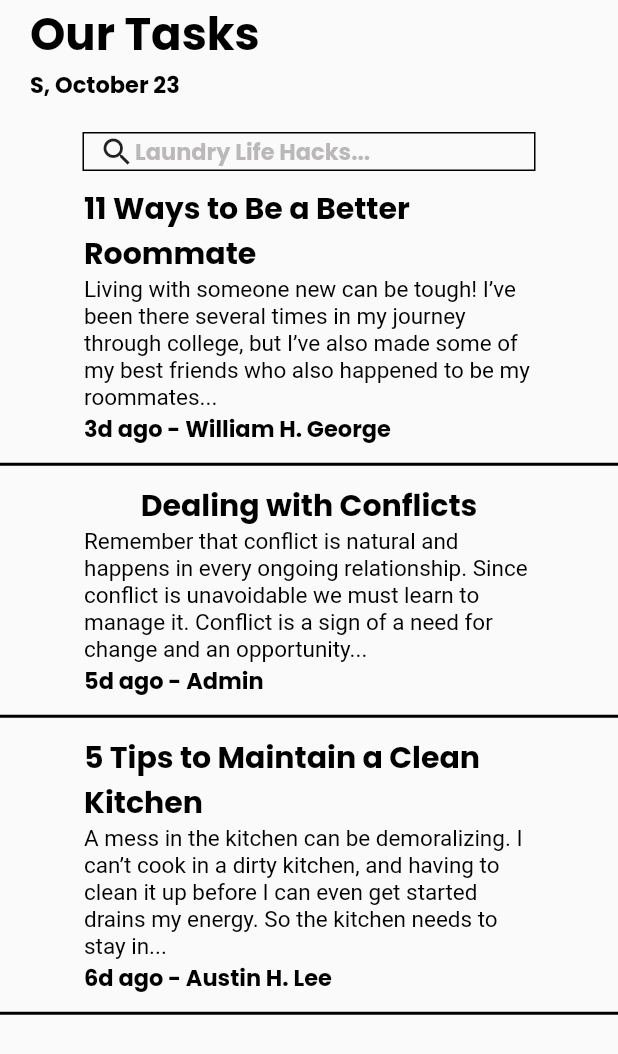
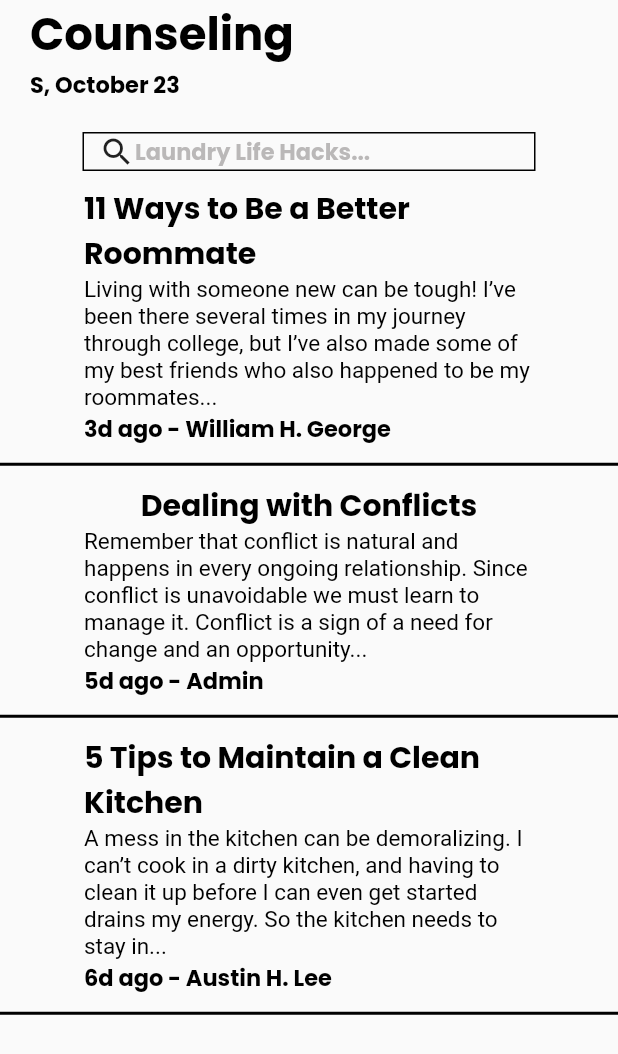
Before and after one commit to Quesadeha/dubhacks_project, a Flutter app: the NewsScreenBody widget shown alone on an empty page, opened directly, on a phone screen of 412 x 824 dp. Shown: the top 1054 px of the screen. Run offline on Flutter 3.47's test engine with Material 2 defaults, Android fonts, the phone set to English and light mode, and no system bars; our stand-ins replace google_fonts.

Commit message:
Typo on Counseling page

```diff
--- a/lib/screens/news_screen_body.dart
+++ b/lib/screens/news_screen_body.dart
@@ -23,7 +23,7 @@ class _NewsScreenBodyState extends State<NewsScreenBody> {
                   const SizedBox(
                     width: 20,
                   ),
-                  Text("Our Tasks", style: constants.normalTextStyle(30, null)),
+                  Text("Counseling", style: constants.normalTextStyle(30, null)),
                 ],
               ),
             ),
@@ -85,10 +85,13 @@ class _NewsScreenBodyState extends State<NewsScreenBody> {
         SizedBox(
           width: 300,
           child: Column(
+            mainAxisAlignment: MainAxisAlignment.start,
+            crossAxisAlignment: CrossAxisAlignment.center,
             children: [
               Text(
                 constants.news[i]['title']!,
                 style: constants.normalTextStyle(20, null),
+                textAlign: TextAlign.start,
               ),
               Text(
               constants.news[i]['content']!,
```
